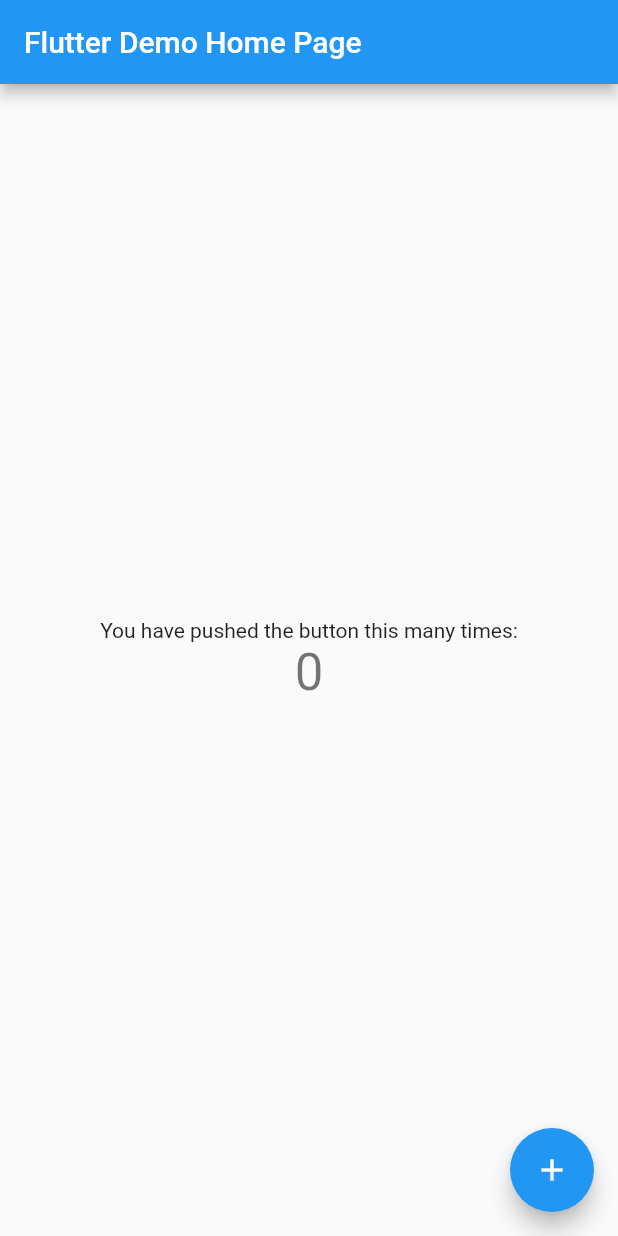
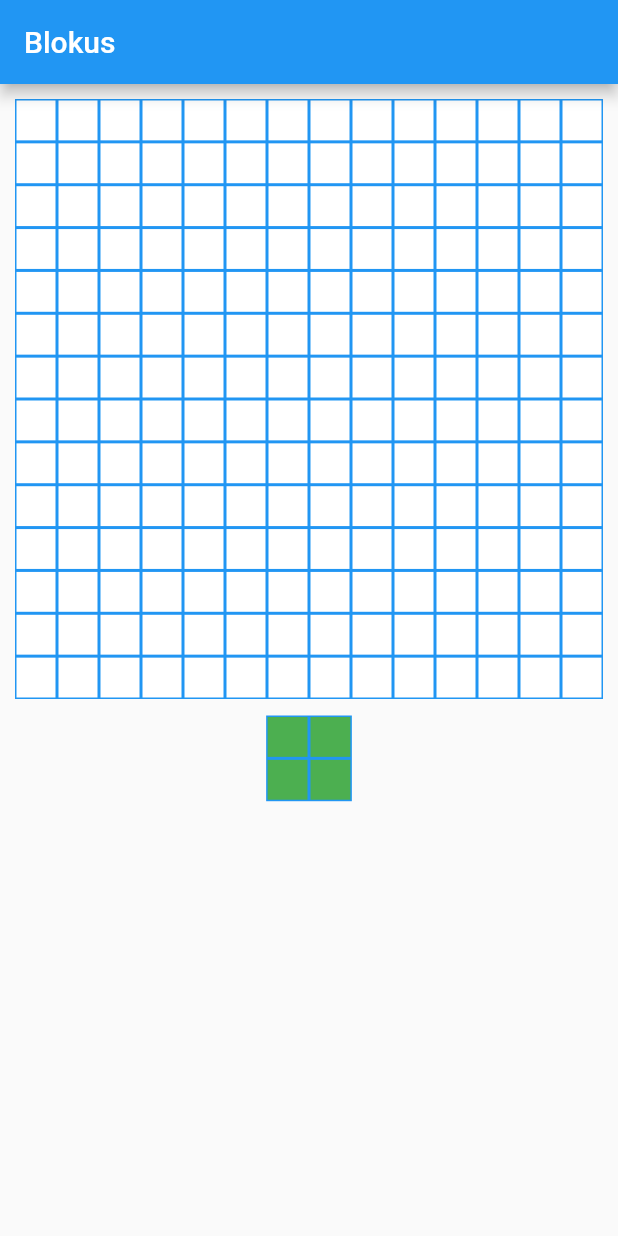
Before and after one commit to KA-PKT/blokus, a Flutter app: the screen it shows after launch, on a phone screen of 412 x 824 dp. Run offline on Flutter 3.47's test engine with Material 2 defaults, Android fonts, the phone set to English and light mode, and no system bars; our stand-ins replace socket_io_client.

Commit message:
画面に盤面表示、ドラッグ&ドロップ動作の理解

```diff
--- a/lib/Block.dart
+++ b/lib/Block.dart
@@ -1,3 +1,4 @@
+import 'package:flutter/material.dart';
 import 'common.dart';
 
 /// ブロック（Panelの集合体）のクラス
@@ -23,3 +24,65 @@ class Block {
     } else if (direction == Direction.Right) {}
   }
 }
+
+Draggable createBlock(List<List<int>> shape) {
+  // TODO: ブロックの構成によって画像を調整する
+  var blockImg = Container(
+      margin: const EdgeInsets.all(1.0),
+      color: Colors.blue,
+      width: 400 / 14 * 2,
+      height: 400 / 14 * 2,
+      child: Column(children: <Widget>[
+        Expanded(
+          child: Container(
+            child: Row(children: <Widget>[
+              Expanded(
+                child: Container(
+                  margin: EdgeInsets.all(1.0),
+                  color: Colors.green,
+                ),
+              ),
+              Expanded(
+                child: Container(
+                  margin: EdgeInsets.all(1.0),
+                  color: Colors.green,
+                ),
+              ),
+            ]),
+          ),
+        ),
+        Expanded(
+          child: Container(
+            child: Row(children: <Widget>[
+              Expanded(
+                child: Container(
+                  margin: EdgeInsets.all(1.0),
+                  color: Colors.green,
+                ),
+              ),
+              Expanded(
+                child: Container(
+                  margin: EdgeInsets.all(1.0),
+                  color: Colors.green,
+                ),
+              ),
+            ]),
+          ),
+        ),
+      ]));
+
+  return Draggable(
+    data: new Block(shape),
+    onDragStarted: () {},
+    onDraggableCanceled: (velocity, offset) {},
+    onDragCompleted: () {},
+    onDragEnd: (details) {},
+    child: blockImg,
+    feedback: blockImg,
+    childWhenDragging: Icon(
+      Icons.flag,
+      color: Colors.black.withOpacity(0),
+      size: 90,
+    ),
+  );
+}
--- a/lib/main.dart
+++ b/lib/main.dart
@@ -1,5 +1,6 @@
 import 'package:flutter/material.dart';
 import 'package:socket_io_client/socket_io_client.dart';
+import 'Block.dart';
 
 void main() {
   runApp(MyApp());
@@ -10,35 +11,17 @@ class MyApp extends StatelessWidget {
   @override
   Widget build(BuildContext context) {
     return MaterialApp(
-      title: 'Flutter Demo',
+      title: 'Blokus',
       theme: ThemeData(
-        // This is the theme of your application.
-        //
-        // Try running your application with "flutter run". You'll see the
-        // application has a blue toolbar. Then, without quitting the app, try
-        // changing the primarySwatch below to Colors.green and then invoke
-        // "hot reload" (press "r" in the console where you ran "flutter run",
-        // or simply save your changes to "hot reload" in a Flutter IDE).
-        // Notice that the counter didn't reset back to zero; the application
-        // is not restarted.
         primarySwatch: Colors.blue,
       ),
-      home: MyHomePage(title: 'Flutter Demo Home Page'),
+      home: MyHomePage(title: 'Blokus'),
     );
   }
 }
 
 class MyHomePage extends StatefulWidget {
   MyHomePage({Key? key, required this.title}) : super(key: key);
-
-  // This widget is the home page of your application. It is stateful, meaning
-  // that it has a State object (defined below) that contains fields that affect
-  // how it looks.
-
-  // This class is the configuration for the state. It holds the values (in this
-  // case the title) provided by the parent (in this case the App widget) and
-  // used by the build method of the State. Fields in a Widget subclass are
-  // always marked "final".
 
   final String title;
 
@@ -47,68 +30,125 @@ class MyHomePage extends StatefulWidget {
 }
 
 class _MyHomePageState extends State<MyHomePage> {
-  int _counter = 0;
-
-  void _incrementCounter() {
-    setState(() {
-      // This call to setState tells the Flutter framework that something has
-      // changed in this State, which causes it to rerun the build method below
-      // so that the display can reflect the updated values. If we changed
-      // _counter without calling setState(), then the build method would not be
-      // called again, and so nothing would appear to happen.
-      _counter++;
-    });
+  @override
+  Widget build(BuildContext context) {
+    return Scaffold(
+      appBar: AppBar(
+        title: Text(widget.title),
+      ),
+      body: Column(
+        children: [
+          Container(
+            margin: const EdgeInsets.all(10.0),
+            color: Colors.blue,
+            width: 400,
+            height: 400,
+            child: Column(children: <Widget>[
+              Expanded(
+                child: Container(child: drawOneLine()),
+              ),
+              Expanded(
+                child: Container(child: drawOneLine()),
+              ),
+              Expanded(
+                child: Container(child: drawOneLine()),
+              ),
+              Expanded(
+                child: Container(child: drawOneLine()),
+              ),
+              Expanded(
+                child: Container(child: drawOneLine()),
+              ),
+              Expanded(
+                child: Container(child: drawOneLine()),
+              ),
+              Expanded(
+                child: Container(child: drawOneLine()),
+              ),
+              Expanded(
+                child: Container(child: drawOneLine()),
+              ),
+              Expanded(
+                child: Container(child: drawOneLine()),
+              ),
+              Expanded(
+                child: Container(child: drawOneLine()),
+              ),
+              Expanded(
+                child: Container(child: drawOneLine()),
+              ),
+              Expanded(
+                child: Container(child: drawOneLine()),
+              ),
+              Expanded(
+                child: Container(child: drawOneLine()),
+              ),
+              Expanded(
+                child: Container(child: drawOneLine()),
+              ),
+            ]),
+          ),
+          Container(
+              child: createBlock([
+            [0, 1],
+            [1, 1]
+          ])),
+        ],
+      ),
+    );
   }
 
-  @override
-  Widget build(BuildContext context) {
-    // This method is rerun every time setState is called, for instance as done
-    // by the _incrementCounter method above.
-    //
-    // The Flutter framework has been optimized to make rerunning build methods
-    // fast, so that you can just rebuild anything that needs updating rather
-    // than having to individually change instances of widgets.
-    return Scaffold(
-      appBar: AppBar(
-        // Here we take the value from the MyHomePage object that was created by
-        // the App.build method, and use it to set our appbar title.
-        title: Text(widget.title),
+  Widget drawOneLine() {
+    return Row(children: <Widget>[
+      Expanded(
+        child: drawBox(),
       ),
-      body: Center(
-        // Center is a layout widget. It takes a single child and positions it
-        // in the middle of the parent.
-        child: Column(
-          // Column is also a layout widget. It takes a list of children and
-          // arranges them vertically. By default, it sizes itself to fit its
-          // children horizontally, and tries to be as tall as its parent.
-          //
-          // Invoke "debug painting" (press "p" in the console, choose the
-          // "Toggle Debug Paint" action from the Flutter Inspector in Android
-          // Studio, or the "Toggle Debug Paint" command in Visual Studio Code)
-          // to see the wireframe for each widget.
-          //
-          // Column has various properties to control how it sizes itself and
-          // how it positions its children. Here we use mainAxisAlignment to
-          // center the children vertically; the main axis here is the vertical
-          // axis because Columns are vertical (the cross axis would be
-          // horizontal).
-          mainAxisAlignment: MainAxisAlignment.center,
-          children: <Widget>[
-            Text(
-              'You have pushed the button this many times:',
-            ),
-            Text(
-              '$_counter',
-              style: Theme.of(context).textTheme.headline4,
-            ),
-          ],
-        ),
+      Expanded(
+        child: drawBox(),
       ),
-      floatingActionButton: FloatingActionButton(
-        onPressed: _incrementCounter,
-        tooltip: 'Increment',
-        child: Icon(Icons.add),
-      ), // This trailing comma makes auto-formatting nicer for build methods.
+      Expanded(
+        child: drawBox(),
+      ),
+      Expanded(
+        child: drawBox(),
+      ),
+      Expanded(
+        child: drawBox(),
+      ),
+      Expanded(
+        child: drawBox(),
+      ),
+      Expanded(
+        child: drawBox(),
+      ),
+      Expanded(
+        child: drawBox(),
+      ),
+      Expanded(
+        child: drawBox(),
+      ),
+      Expanded(
+        child: drawBox(),
+      ),
+      Expanded(
+        child: drawBox(),
+      ),
+      Expanded(
+        child: drawBox(),
+      ),
+      Expanded(
+        child: drawBox(),
+      ),
+      Expanded(
+        child: drawBox(),
+      ),
+    ]);
+  }
+
+  Widget drawBox() {
+    return Container(
+      margin: EdgeInsets.all(1.0),
+      color: Colors.white,
     );
   }
 }
```
